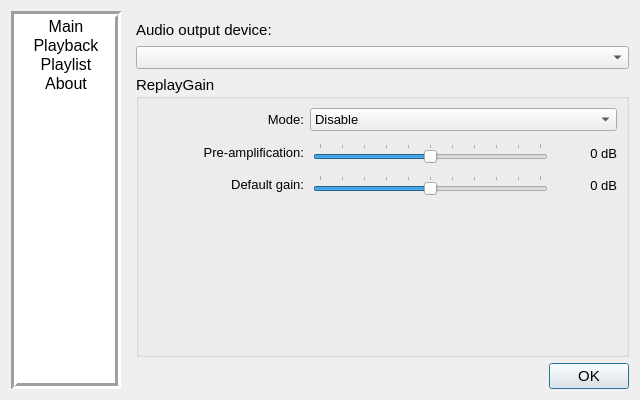
Above: source/ui/configwindow/tp_configwindow.ui from ZXfkSIE/ThousandPlayer before the change. Below: the same form after it.
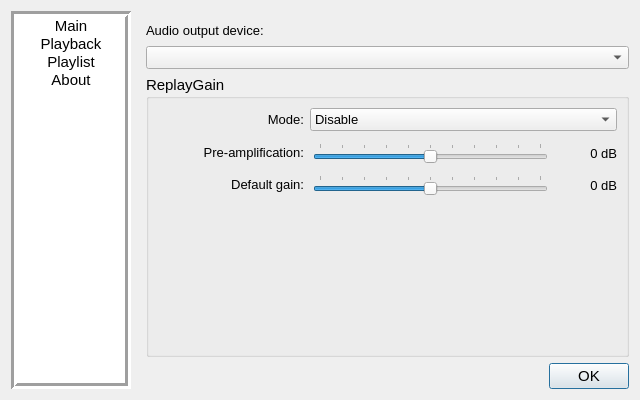
That is the form after the change.

The edit to the form file:
```diff
--- a/source/ui/configwindow/tp_configwindow.ui
+++ b/source/ui/configwindow/tp_configwindow.ui
@@ -47,19 +47,19 @@
      </property>
      <property name="minimumSize">
       <size>
-       <width>110</width>
+       <width>120</width>
        <height>0</height>
       </size>
      </property>
      <property name="maximumSize">
       <size>
-       <width>110</width>
+       <width>120</width>
        <height>16777215</height>
       </size>
      </property>
      <property name="font">
       <font>
-       <pointsize>12</pointsize>
+       <pointsize>11</pointsize>
       </font>
      </property>
      <property name="frameShape">
@@ -445,7 +445,7 @@
             </property>
             <property name="font">
              <font>
-              <pointsize>11</pointsize>
+              <pointsize>10</pointsize>
              </font>
             </property>
             <property name="text">
@@ -525,13 +525,13 @@
                   </property>
                   <property name="minimumSize">
                    <size>
-                    <width>150</width>
+                    <width>140</width>
                     <height>20</height>
                    </size>
                   </property>
                   <property name="maximumSize">
                    <size>
-                    <width>150</width>
+                    <width>140</width>
                     <height>20</height>
                    </size>
                   </property>
@@ -602,13 +602,13 @@
                   </property>
                   <property name="minimumSize">
                    <size>
-                    <width>150</width>
+                    <width>140</width>
                     <height>0</height>
                    </size>
                   </property>
                   <property name="maximumSize">
                    <size>
-                    <width>150</width>
+                    <width>140</width>
                     <height>16777215</height>
                    </size>
                   </property>
@@ -715,13 +715,13 @@
                   </property>
                   <property name="minimumSize">
                    <size>
-                    <width>150</width>
+                    <width>140</width>
                     <height>0</height>
                    </size>
                   </property>
                   <property name="maximumSize">
                    <size>
-                    <width>150</width>
+                    <width>140</width>
                     <height>16777215</height>
                    </size>
                   </property>
```
Left out of the diff: 4 changed lines with no effect on the pictures.
